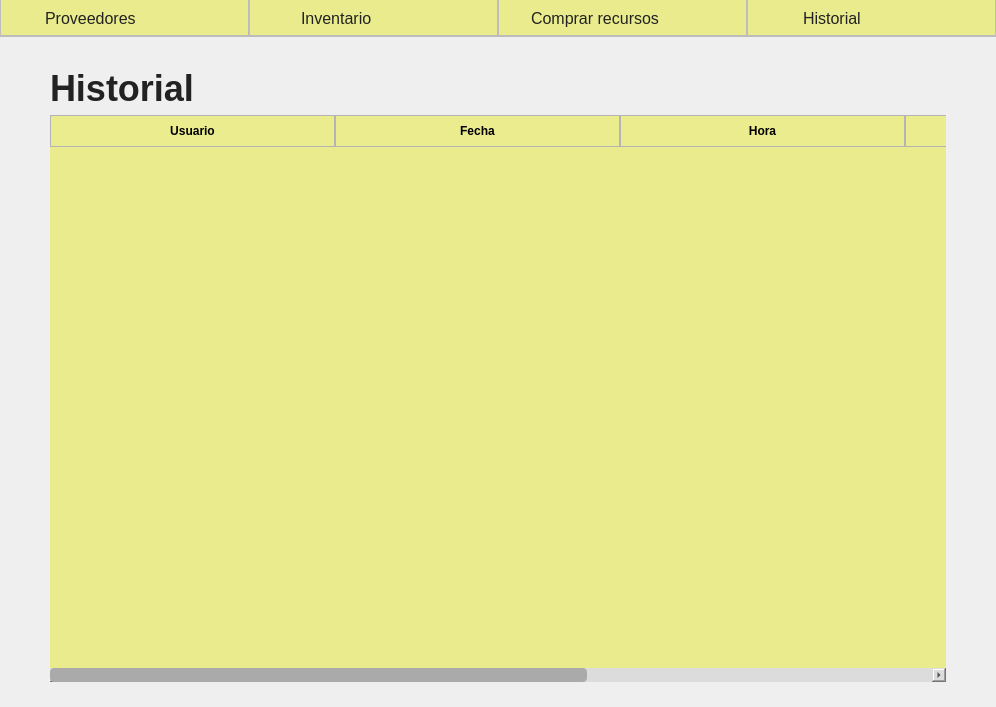
Old version of the form app/windows/ui/history.ui in the repository MoralesMortales/SIRCOM.
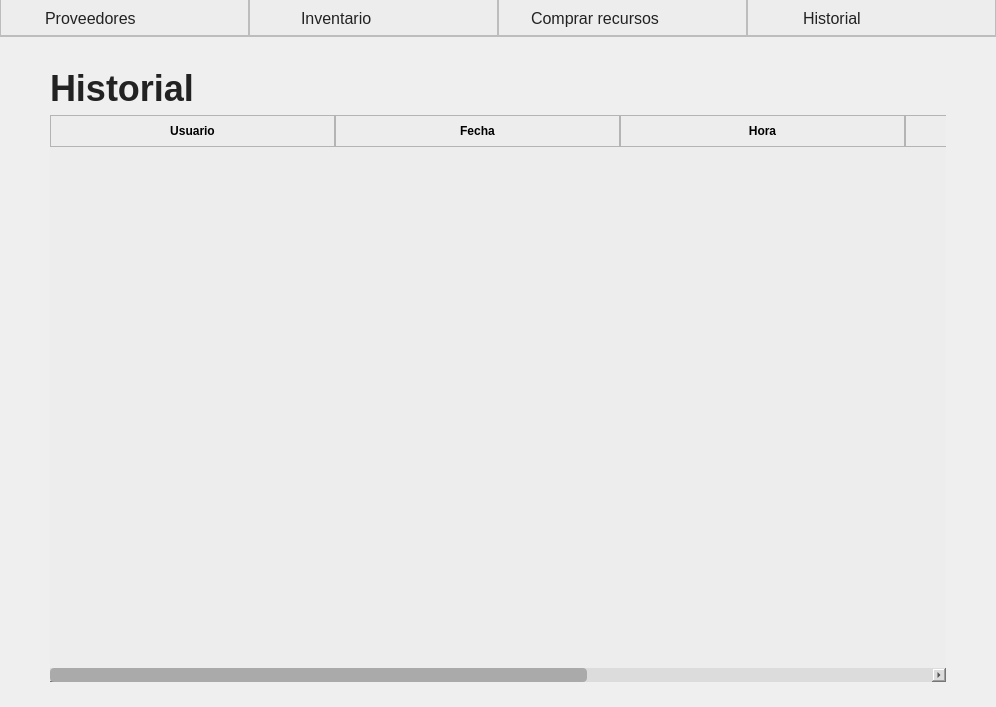
New version of the form. Icons and pictures are not drawn.

Diff of the .ui file:
```diff
--- a/app/windows/ui/history.ui
+++ b/app/windows/ui/history.ui
@@ -28,7 +28,7 @@
 }
 
 #menu {
-    background: #EAEB8C;
+    background: #ededed;
     border-bottom: 1.5px solid #bdbdbd;
 }
 
@@ -95,15 +95,15 @@
 
 
 QTableWidget {
-    background: #EAEB8C;
-    gridline-color: #bcbcbc;
+    background: #ededed;
+    gridline-color: transparent;
     border-radius: 8px;
     font-size: 14px;
     color: #222;
 }
 
 QHeaderView::section {
-    background: #EBEC8D;
+    background: #EDEDED;
     padding: 6px 4px;
     font-weight: bold;
     border: 1px solid #b4b4b4;
```
